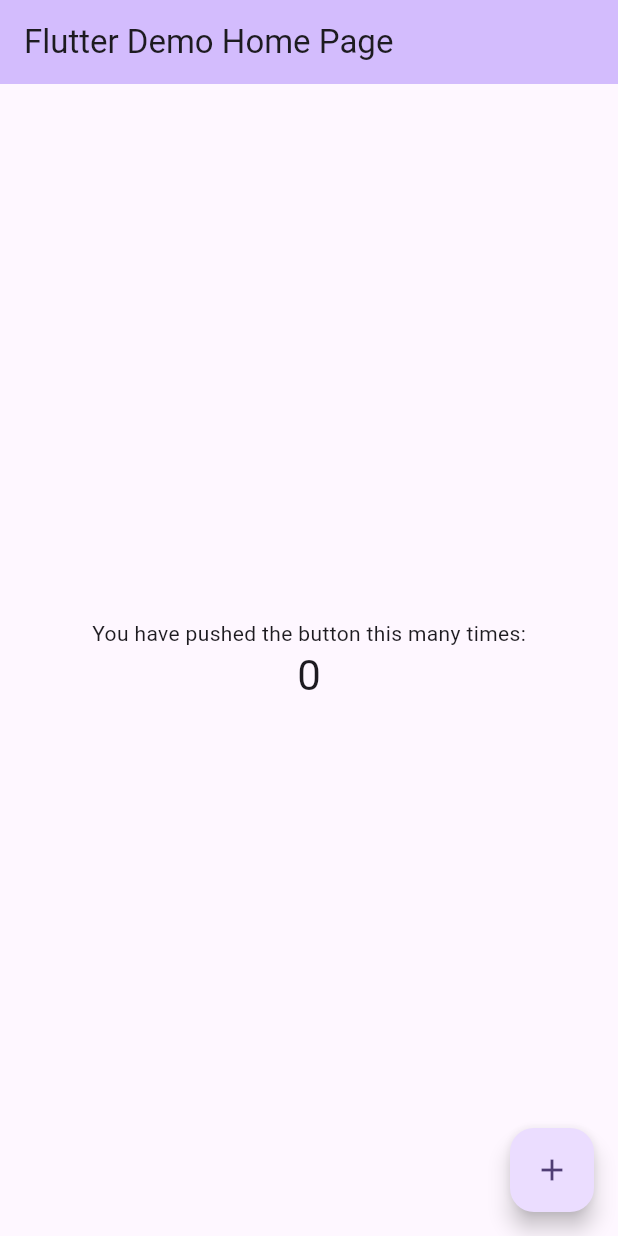
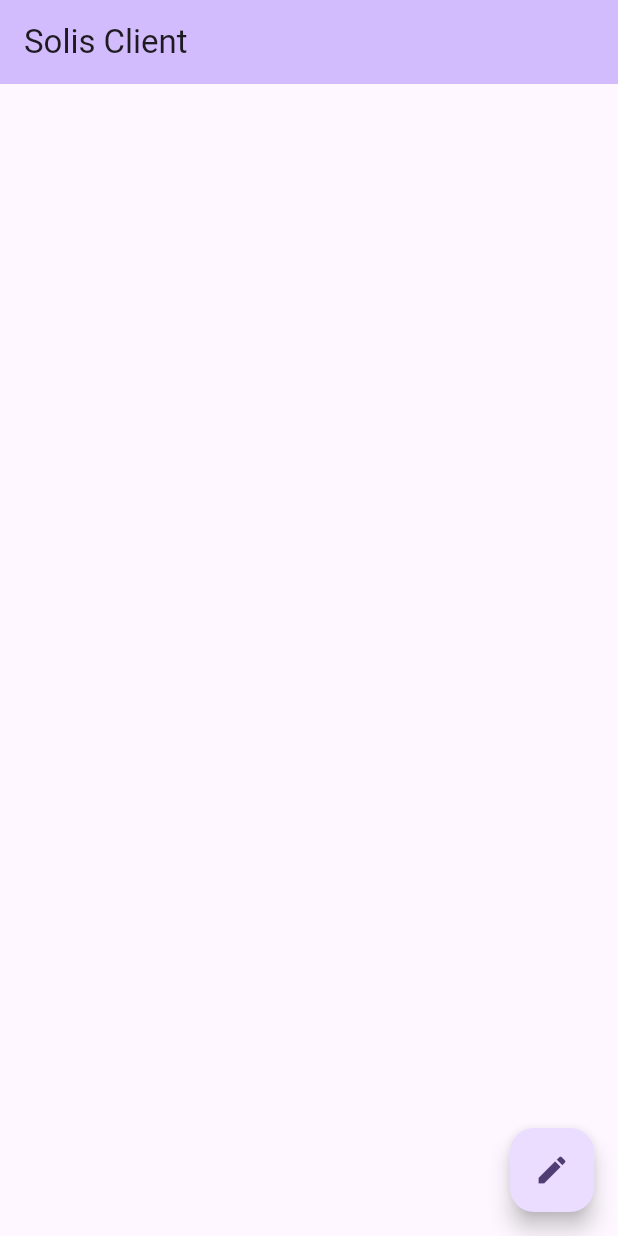
Before and after one commit to GoStelaris/solis, a Flutter app: the screen it shows after launch, on a phone screen of 412 x 824 dp. Run offline on Flutter 3.47's test engine with Material 3 defaults, Android fonts, the phone set to English and light mode, and no system bars.

Commit message:
clean up the project

```diff
--- a/lib/main.dart
+++ b/lib/main.dart
@@ -1,42 +1,30 @@
 import 'package:flutter/material.dart';
 
 void main() {
-  runApp(const MyApp());
+  runApp(const SolisApp());
 }
 
-class MyApp extends StatelessWidget {
-  const MyApp({super.key});
+class SolisApp extends StatelessWidget {
+  const SolisApp({super.key});
 
   // This widget is the root of your application.
   @override
   Widget build(BuildContext context) {
+    final envMedia = MediaQuery.of(context);
+
     return MaterialApp(
-      title: 'Flutter Demo',
+      title: 'Solis Client',
       theme: ThemeData(
-        // This is the theme of your application.
-        //
-        // TRY THIS: Try running your application with "flutter run". You'll see
-        // the application has a purple toolbar. Then, without quitting the app,
-        // try changing the seedColor in the colorScheme below to Colors.green
-        // and then invoke "hot reload" (save your changes or press the "hot
-        // reload" button in a Flutter-supported IDE, or press "r" if you used
-        // the command line to start the app).
-        //
-        // Notice that the counter didn't reset back to zero; the application
-        // state is not lost during the reload. To reset the state, use hot
-        // restart instead.
-        //
-        // This works for code too, not just values: Most code changes can be
-        // tested with just a hot reload.
-        colorScheme: ColorScheme.fromSeed(seedColor: Colors.deepPurple),
+        colorScheme: ColorScheme.fromSeed(seedColor: Colors.deepPurple)
+                      .copyWith(brightness: envMedia.platformBrightness),
       ),
-      home: const MyHomePage(title: 'Flutter Demo Home Page'),
+      home: const SolisHomePage(title: 'Solis Client'),
     );
   }
 }
 
-class MyHomePage extends StatefulWidget {
-  const MyHomePage({super.key, required this.title});
+class SolisHomePage extends StatefulWidget {
+  const SolisHomePage({super.key, required this.title});
 
   // This widget is the home page of your application. It is stateful, meaning
   // that it has a State object (defined below) that contains fields that affect
@@ -50,27 +38,21 @@
   final String title;
 
   @override
-  State<MyHomePage> createState() => _MyHomePageState();
+  State<SolisHomePage> createState() => _SolisHomePageState();
 }
 
-class _MyHomePageState extends State<MyHomePage> {
-  int _counter = 0;
+class _SolisHomePageState extends State<SolisHomePage> {
 
-  void _incrementCounter() {
+  void _postNew() {
     setState(() {
-      // This call to setState tells the Flutter framework that something has
-      // changed in this State, which causes it to rerun the build method below
-      // so that the display can reflect the updated values. If we changed
-      // _counter without calling setState(), then the build method would not be
-      // called again, and so nothing would appear to happen.
-      _counter++;
     });
+    print("post create clicked!");
   }
 
   @override
   Widget build(BuildContext context) {
     // This method is rerun every time setState is called, for instance as done
-    // by the _incrementCounter method above.
+    // by the _postNew method above.
     //
     // The Flutter framework has been optimized to make rerunning build methods
     // fast, so that you can just rebuild anything that needs updating rather
@@ -104,18 +86,13 @@
           // wireframe for each widget.
           mainAxisAlignment: MainAxisAlignment.center,
           children: <Widget>[
-            const Text('You have pushed the button this many times:'),
-            Text(
-              '$_counter',
-              style: Theme.of(context).textTheme.headlineMedium,
-            ),
           ],
         ),
       ),
       floatingActionButton: FloatingActionButton(
-        onPressed: _incrementCounter,
-        tooltip: 'Increment',
-        child: const Icon(Icons.add),
+        onPressed: _postNew,
+        tooltip: 'Post New',
+        child: const Icon(Icons.create),
       ), // This trailing comma makes auto-formatting nicer for build methods.
     );
   }
```
Also changed, not shown: 1 other file.
